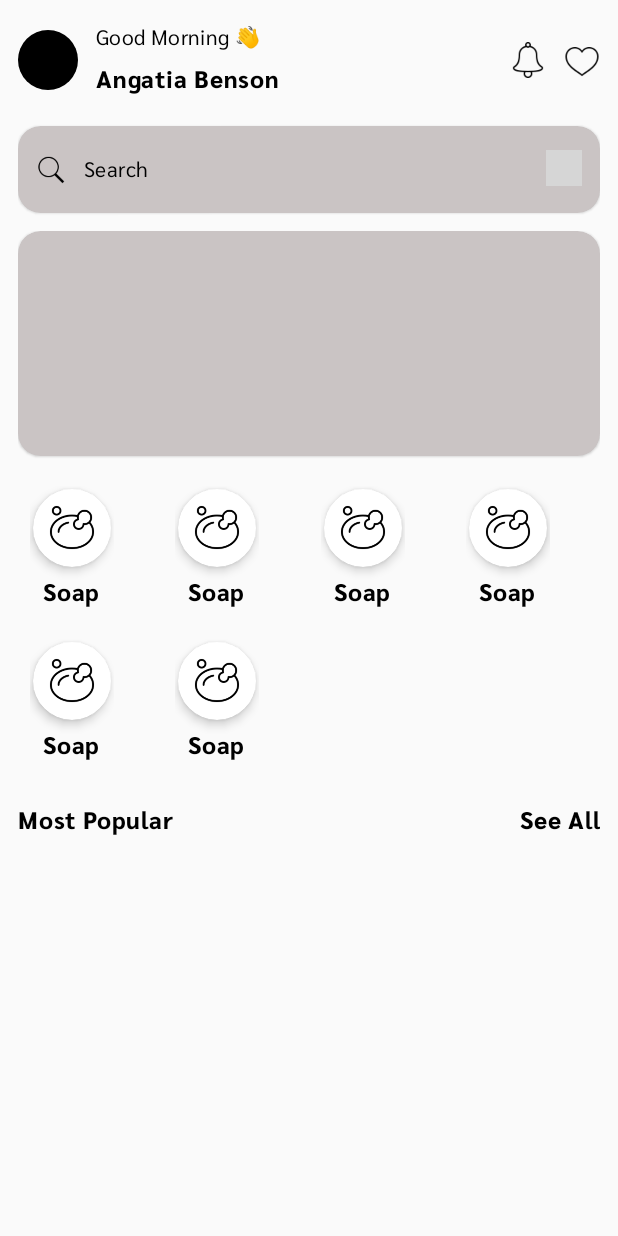
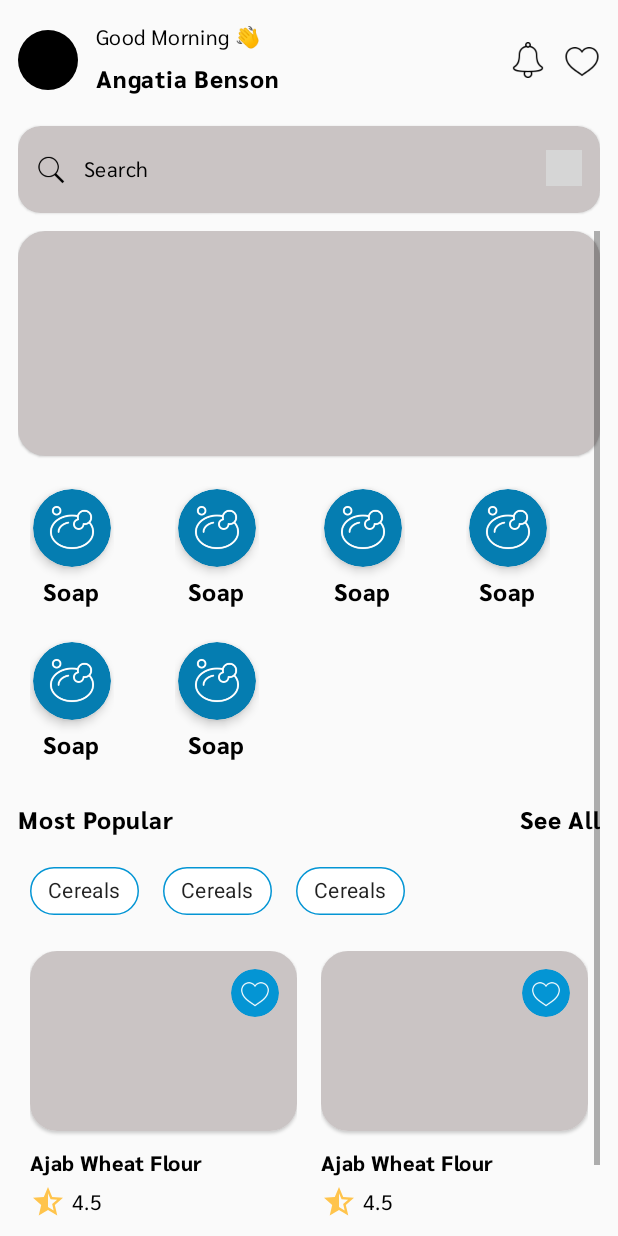
Before and after one commit to banit-solutions/e-distributor-android-ui, an Android app: the layout fragment_home.xml on its own in the app's theme, with its tools: preview values and no code run, on a phone screen of 412 x 824 dp. Run offline under Robolectric (Android 15) with nearby library versions, the phone set to English and light mode, and no system bars; grey boxes are pictures that could not be loaded.

Commit message:
feat: continue home page UI and impl notification UI

```diff
--- /dev/null
+++ b/app/src/main/res/drawable/baseline_star_half.xml
@@ -0,0 +1,5 @@
+<vector android:autoMirrored="true" android:height="24dp"
+    android:tint="@color/secondaryColor" android:viewportHeight="24"
+    android:viewportWidth="24" android:width="24dp" xmlns:android="http://schemas.android.com/apk/res/android">
+    <path android:fillColor="@android:color/white" android:pathData="M22,9.24l-7.19,-0.62L12,2L9.19,8.63L2,9.24l5.46,4.73L5.82,21L12,17.27L18.18,21l-1.63,-7.03L22,9.24zM12,15.4V6.1l1.71,4.04l4.38,0.38l-3.32,2.88l1,4.28L12,15.4z"/>
+</vector>
--- /dev/null
+++ b/app/src/main/res/layout/category_item.xml
@@ -0,0 +1,19 @@
+<?xml version="1.0" encoding="utf-8"?>
+<androidx.constraintlayout.widget.ConstraintLayout xmlns:android="http://schemas.android.com/apk/res/android"
+    xmlns:app="http://schemas.android.com/apk/res-auto"
+    android:layout_width="wrap_content"
+    android:layout_height="wrap_content"
+    android:padding="8dp">
+
+    <com.google.android.material.chip.Chip
+        android:layout_width="wrap_content"
+        android:layout_height="wrap_content"
+        android:text="Cereals"
+        app:chipBackgroundColor="@android:color/transparent"
+        app:chipStrokeColor="@color/primaryColor"
+        app:chipStrokeWidth="1dp"
+        app:layout_constraintBottom_toBottomOf="parent"
+        app:layout_constraintEnd_toEndOf="parent"
+        app:layout_constraintStart_toStartOf="parent"
+        app:layout_constraintTop_toTopOf="parent" />
+</androidx.constraintlayout.widget.ConstraintLayout>
--- a/app/src/main/res/layout/fragment_home.xml
+++ b/app/src/main/res/layout/fragment_home.xml
@@ -127,7 +127,7 @@
                     android:layout_width="match_parent"
                     android:layout_height="wrap_content"
                     app:cardBackgroundColor="@color/colorLightGrey"
-                    app:cardCornerRadius="15dp"
+                    app:cardCornerRadius="18dp"
                     app:layout_constraintTop_toBottomOf="@id/card.search">
 
                     <ImageView
@@ -168,6 +168,20 @@
                         android:textAppearance="?textAppearanceBody1"
                         app:fontFamily="@font/bold" />
                 </androidx.constraintlayout.widget.ConstraintLayout>
+
+                <androidx.recyclerview.widget.RecyclerView
+                    android:layout_width="match_parent"
+                    android:layout_height="wrap_content"
+                    android:orientation="horizontal"
+                    app:layoutManager="androidx.recyclerview.widget.LinearLayoutManager"
+                    tools:listitem="@layout/category_item" />
+
+                <androidx.recyclerview.widget.RecyclerView
+                    android:layout_width="match_parent"
+                    android:layout_height="wrap_content"
+                    app:layoutManager="androidx.recyclerview.widget.GridLayoutManager"
+                    app:spanCount="2"
+                    tools:listitem="@layout/product_item" />
             </LinearLayout>
 
         </ScrollView>
--- a/app/src/main/res/layout/home_category_item.xml
+++ b/app/src/main/res/layout/home_category_item.xml
@@ -18,6 +18,7 @@
             android:layout_width="wrap_content"
             android:layout_height="wrap_content"
             android:layout_margin="2dp"
+            app:cardBackgroundColor="@color/primaryDarkColor"
             app:cardCornerRadius="30dp"
             app:cardElevation="4dp">
 
@@ -26,6 +27,7 @@
                 android:layout_width="32dp"
                 android:layout_height="32dp"
                 android:layout_margin="10dp"
+                app:tint="@color/white"
                 android:src="@drawable/ic_soap" />
         </com.google.android.material.card.MaterialCardView>
 
--- /dev/null
+++ b/app/src/main/res/layout/product_item.xml
@@ -0,0 +1,73 @@
+<?xml version="1.0" encoding="utf-8"?>
+<androidx.constraintlayout.widget.ConstraintLayout xmlns:android="http://schemas.android.com/apk/res/android"
+    xmlns:app="http://schemas.android.com/apk/res-auto"
+    android:layout_width="match_parent"
+    android:layout_height="wrap_content"
+    android:padding="8dp">
+
+    <com.google.android.material.card.MaterialCardView
+        android:id="@+id/card.product.image"
+        android:layout_width="match_parent"
+        android:layout_height="120dp"
+        app:cardCornerRadius="18dp"
+        app:layout_constraintEnd_toEndOf="parent"
+        app:layout_constraintStart_toStartOf="parent"
+        app:layout_constraintTop_toTopOf="parent">
+
+        <ImageView
+            android:layout_width="match_parent"
+            android:layout_height="match_parent"
+            android:src="@color/colorLightGrey"
+            app:tint="@null" />
+    </com.google.android.material.card.MaterialCardView>
+
+    <TextView
+        android:id="@+id/txt.product.name"
+        android:layout_width="match_parent"
+        android:layout_height="wrap_content"
+        android:layout_marginTop="8dp"
+        android:ellipsize="end"
+        android:maxLines="1"
+        android:text="Ajab Wheat Flour"
+        android:textAppearance="?textAppearanceBody2"
+        app:fontFamily="@font/bold"
+        app:layout_constraintTop_toBottomOf="@id/card.product.image" />
+
+    <TextView
+        android:id="@+id/txt.rating"
+        android:layout_width="wrap_content"
+        android:layout_height="wrap_content"
+        android:drawablePadding="4dp"
+        android:text="4.5"
+        android:textAppearance="?textAppearanceBody2"
+        app:drawableStartCompat="@drawable/baseline_star_half"
+        app:layout_constraintStart_toStartOf="parent"
+        app:layout_constraintTop_toBottomOf="@id/txt.product.name" />
+
+    <TextView
+        android:id="@+id/txt.product.price"
+        android:layout_width="match_parent"
+        android:layout_height="wrap_content"
+        android:ellipsize="end"
+        android:maxLines="1"
+        android:text="Ksh. 1,000.00"
+        android:textAppearance="?textAppearanceBody2"
+        app:fontFamily="@font/bold"
+        app:layout_constraintTop_toBottomOf="@id/txt.rating" />
+    <com.google.android.material.card.MaterialCardView
+        android:layout_width="wrap_content"
+        android:layout_height="wrap_content"
+        android:layout_margin="12dp"
+        app:cardBackgroundColor="@color/primaryColor"
+        app:layout_constraintEnd_toEndOf="@id/card.product.image"
+        app:layout_constraintTop_toTopOf="@id/card.product.image"
+        app:cardCornerRadius="30dp">
+        <ImageView
+            android:layout_width="20dp"
+            android:layout_height="20dp"
+            android:src="@drawable/ic_heart"
+            app:tint="@color/white"
+            android:layout_margin="6dp"/>
+
+    </com.google.android.material.card.MaterialCardView>
+</androidx.constraintlayout.widget.ConstraintLayout>
```
Also changed, not shown: app/src/main/java/ke/co/banit/e_distributor_android/ui/fragments/NotificationFragment.kt (added, +20 -0 lines), app/src/main/res/layout/fragment_notification.xml (added, +86 -0 lines), app/src/main/res/layout/notification_group_item.xml (added, +29 -0 lines), app/src/main/res/layout/notification_item.xml (added, +85 -0 lines), app/src/main/res/layout/shimmer_notification_item.xml (added, +217 -0 lines), app/src/main/res/drawable/ic_heart_fill.png (added), app/src/main/res/drawable/img_notification.png (added).
